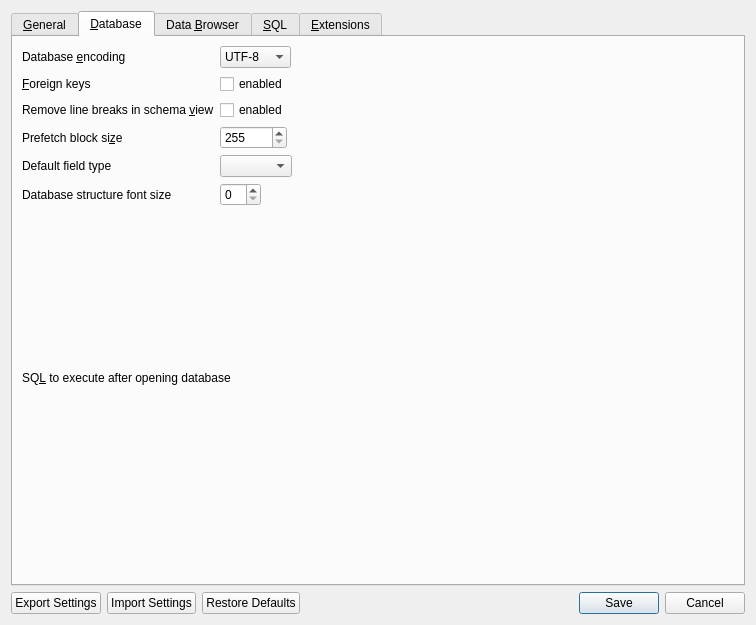
This is src/PreferencesDialog.ui in nuo-ai/sqlitebrowser as Qt 5 draws it before an edit. The edited form follows.
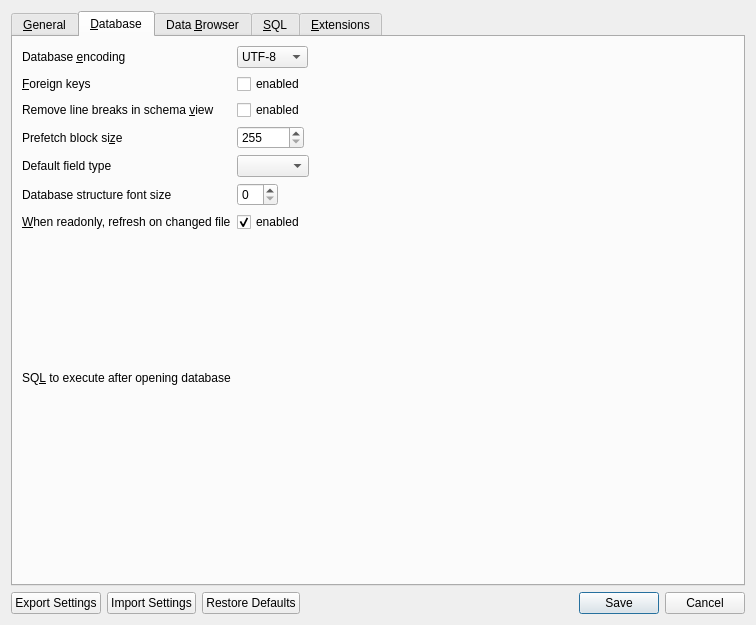
This is the edited form. The open tabs and pages were chosen to show the change. Icons and pictures are not drawn. Custom widgets are drawn as their Qt base class.

Commit message:
Automatically refresh read-only databases on modified database file
This adds a new setting in "Preferences > Database" (defaulting to false)
to watch the database file when opened in read-only mode and refresh the
browser on updated file.

See issues #1767 and #2508.

Diff of the .ui file:
```diff
--- a/src/PreferencesDialog.ui
+++ b/src/PreferencesDialog.ui
@@ -739,6 +739,29 @@
          <item row="5" column="1">
           <widget class="QSpinBox" name="spinStructureFontSize"/>
          </item>
+         <item row="6" column="0">
+          <widget class="QLabel" name="label_5">
+           <property name="toolTip">
+            <string>When the database is open in readonly mode, watch the database file and refresh when it is updated.</string>
+           </property>
+           <property name="text">
+            <string>&amp;When readonly, refresh on changed file</string>
+           </property>
+           <property name="buddy">
+            <cstring>watcherCheckBox</cstring>
+           </property>
+          </widget>
+         </item>
+       <item row="6" column="1">
+        <widget class="QCheckBox" name="watcherCheckBox">
+         <property name="text">
+          <string>enabled</string>
+         </property>
+         <property name="checked">
+          <bool>true</bool>
+         </property>
+        </widget>
+       </item>
         </layout>
        </item>
        <item>
```
The commit also changes 4 other files.
